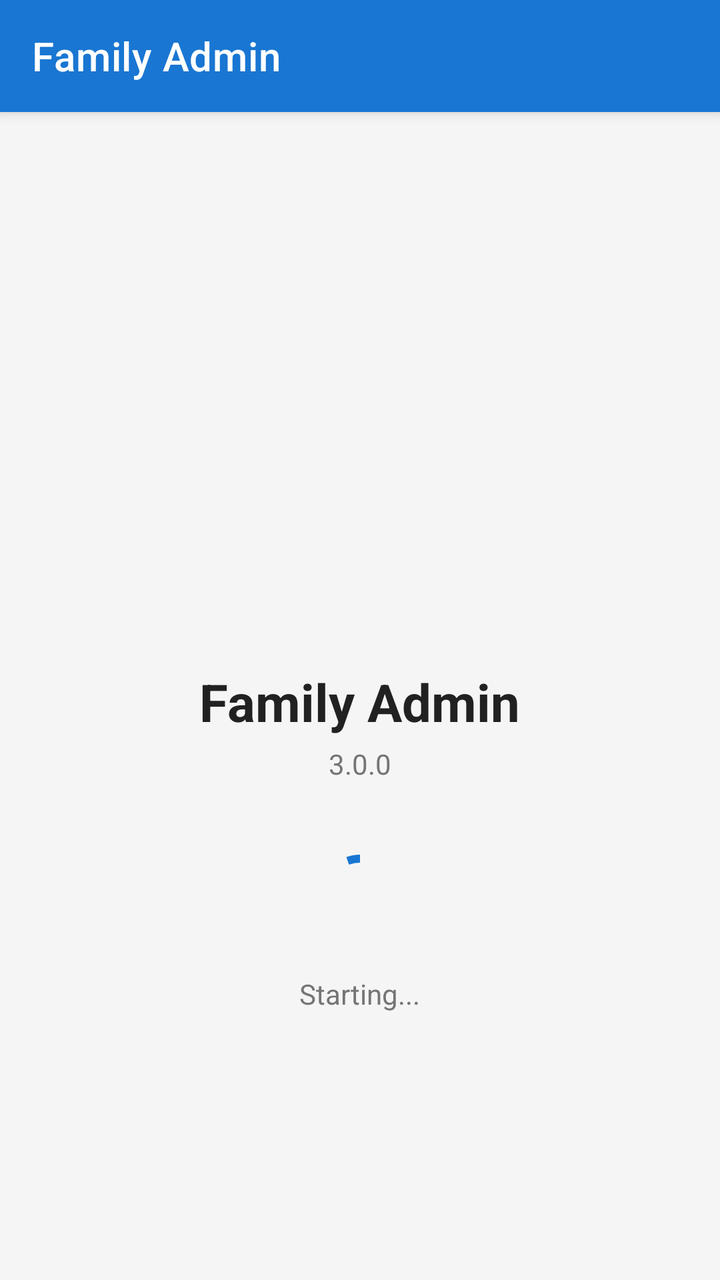
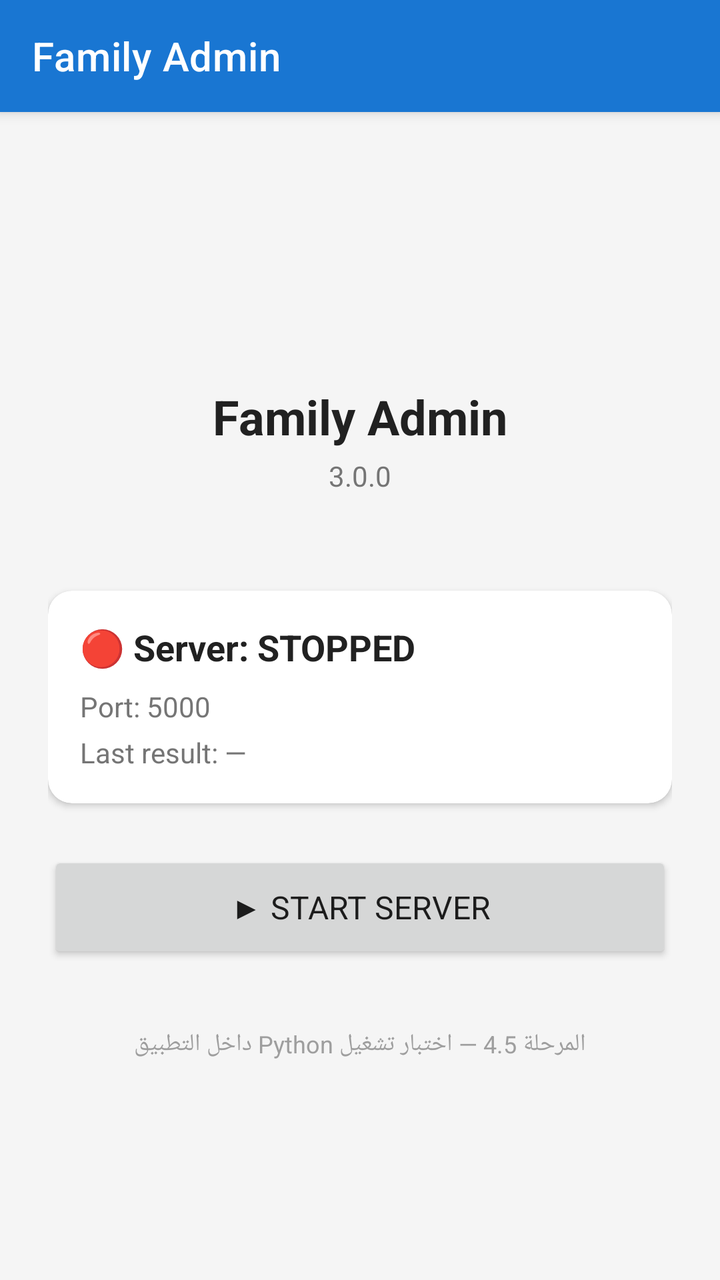

The first picture is an Android layout as it rendered before a commit; the second is the same layout after the commit. The layout source and the unified diff follow.
<!-- AndroidManifest.xml: application theme Theme.FamilyAdmin -->
<!-- res/layout/activity_main.xml -->
<?xml version="1.0" encoding="utf-8"?>
<androidx.coordinatorlayout.widget.CoordinatorLayout
    xmlns:android="http://schemas.android.com/apk/res/android"
    xmlns:app="http://schemas.android.com/apk/res-auto"
    android:layout_width="match_parent"
    android:layout_height="match_parent"
    android:background="@color/background">

    
    <com.google.android.material.appbar.AppBarLayout
        android:layout_width="match_parent"
        android:layout_height="wrap_content"
        android:theme="@style/ThemeOverlay.AppCompat.Dark.ActionBar">

        <com.google.android.material.appbar.MaterialToolbar
            android:id="@+id/toolbar"
            android:layout_width="match_parent"
            android:layout_height="?attr/actionBarSize"
            android:background="@color/primary"
            app:title="@string/app_name"
            app:titleTextColor="@color/white" />

    </com.google.android.material.appbar.AppBarLayout>

    
    <LinearLayout
        android:layout_width="match_parent"
        android:layout_height="match_parent"
        android:orientation="vertical"
        android:gravity="center"
        android:padding="24dp"
        app:layout_behavior="@string/appbar_scrolling_view_behavior">

        <ImageView
            android:layout_width="120dp"
            android:layout_height="120dp"
            android:src="@mipmap/ic_launcher"
            android:contentDescription="@string/app_name" />

        <TextView
            android:layout_width="wrap_content"
            android:layout_height="wrap_content"
            android:layout_marginTop="24dp"
            android:text="@string/app_name"
            android:textColor="@color/text_primary"
            android:textSize="26sp"
            android:textStyle="bold" />

        <TextView
            android:id="@+id/tvVersion"
            android:layout_width="wrap_content"
            android:layout_height="wrap_content"
            android:layout_marginTop="4dp"
            android:text="@string/app_version"
            android:textColor="@color/text_secondary"
            android:textSize="14sp" />

        <com.google.android.material.progressindicator.CircularProgressIndicator
            android:id="@+id/progressBar"
            android:layout_width="wrap_content"
            android:layout_height="wrap_content"
            android:layout_marginTop="32dp"
            android:indeterminate="true"
            app:indicatorColor="@color/primary" />

        <TextView
            android:id="@+id/tvStatus"
            android:layout_width="wrap_content"
            android:layout_height="wrap_content"
            android:layout_marginTop="16dp"
            android:text="@string/server_starting"
            android:textColor="@color/text_secondary"
            android:textSize="14sp" />

    </LinearLayout>

</androidx.coordinatorlayout.widget.CoordinatorLayout>
<!-- resources referenced by this layout -->
<resources>
  <color name="background">#F5F5F5</color>
  <color name="primary">#1976D2</color>
  <color name="text_primary">#212121</color>
  <color name="text_secondary">#757575</color>
  <color name="white">#FFFFFF</color>
  <string name="app_name">Family Admin</string>
  <string name="app_version">3.0.0</string>
  <string name="server_starting">Starting...</string>
  <style name="Theme.FamilyAdmin" parent="Theme.MaterialComponents.DayNight.NoActionBar">
          
          <item name="colorPrimary">@color/primary</item>
          <item name="colorPrimaryVariant">@color/primary_variant</item>
          <item name="colorOnPrimary">@color/white</item>
  
          
          <item name="colorSecondary">@color/secondary</item>
          <item name="colorSecondaryVariant">@color/secondary_variant</item>
          <item name="colorOnSecondary">@color/white</item>
  
          
          <item name="colorTertiary">@color/tertiary</item>
          <item name="colorOnTertiary">@color/white</item>
  
          
          <item name="colorError">@color/status_error</item>
          <item name="colorOnError">@color/white</item>
  
          
          <item name="android:colorBackground">@color/background</item>
          <item name="colorOnBackground">@color/text_primary</item>
          <item name="colorSurface">@color/surface</item>
          <item name="colorOnSurface">@color/text_primary</item>
  
          
          <item name="android:statusBarColor">@color/primary_dark</item>
          <item name="android:windowLightStatusBar" tools:targetApi="m">false</item>
          <item name="android:navigationBarColor">@color/surface</item>
  
          
          <item name="android:windowBackground">@color/background</item>
          <item name="android:windowNoTitle">true</item>
          <item name="android:windowActionBar">false</item>
  
          
          <item name="android:fontFamily">sans-serif</item>
          <item name="fontFamily">sans-serif</item>
  
          
          <item name="materialAlertDialogTheme">@style/ThemeOverlay.FamilyAdmin.MaterialAlertDialog</item>
          <item name="bottomSheetDialogTheme">@style/ThemeOverlay.FamilyAdmin.BottomSheetDialog</item>
          <item name="toolbarStyle">@style/Widget.FamilyAdmin.Toolbar</item>
          <item name="materialButtonStyle">@style/Widget.FamilyAdmin.Button</item>
          <item name="textInputStyle">@style/Widget.FamilyAdmin.TextInputLayout</item>
      </style>
  <color name="primary_variant">#1565C0</color>
  <color name="secondary">#26A69A</color>
  <color name="secondary_variant">#00897B</color>
  <color name="tertiary">#7E57C2</color>
  <color name="status_error">#F44336</color>
  <color name="surface">#FFFFFF</color>
  <color name="primary_dark">#0D47A1</color>
  <style name="ThemeOverlay.FamilyAdmin.MaterialAlertDialog" parent="ThemeOverlay.MaterialComponents.MaterialAlertDialog">
          <item name="colorPrimary">@color/primary</item>
      </style>
  <style name="ThemeOverlay.FamilyAdmin.BottomSheetDialog" parent="ThemeOverlay.MaterialComponents.BottomSheetDialog">
          <item name="colorPrimary">@color/primary</item>
      </style>
  <style name="Widget.FamilyAdmin.Toolbar" parent="Widget.MaterialComponents.Toolbar.Primary">
          <item name="android:background">@color/primary</item>
          <item name="titleTextColor">@color/white</item>
          <item name="subtitleTextColor">@color/white_50</item>
      </style>
  <style name="Widget.FamilyAdmin.Button" parent="Widget.MaterialComponents.Button">
          <item name="android:textAllCaps">false</item>
          <item name="android:textSize">15sp</item>
          <item name="android:minHeight">48dp</item>
          <item name="cornerRadius">12dp</item>
      </style>
  <style name="Widget.FamilyAdmin.TextInputLayout" parent="Widget.MaterialComponents.TextInputLayout.OutlinedBox">
          <item name="boxStrokeColor">@color/primary</item>
          <item name="hintTextColor">@color/text_secondary</item>
      </style>
  <color name="white_50">#80FFFFFF</color>
</resources>

<!-- the commit's change to res/layout/activity_main.xml (unified diff, before → after) -->
@@ -6,11 +6,9 @@
     android:layout_height="match_parent"
     android:background="@color/background">
 
-    
     <com.google.android.material.appbar.AppBarLayout
         android:layout_width="match_parent"
-        android:layout_height="wrap_content"
-        android:theme="@style/ThemeOverlay.AppCompat.Dark.ActionBar">
+        android:layout_height="wrap_content">
 
         <com.google.android.material.appbar.MaterialToolbar
             android:id="@+id/toolbar"
@@ -22,56 +20,133 @@
 
     </com.google.android.material.appbar.AppBarLayout>
 
-    
-    <LinearLayout
+    <ScrollView
         android:layout_width="match_parent"
         android:layout_height="match_parent"
-        android:orientation="vertical"
-        android:gravity="center"
-        android:padding="24dp"
+        android:fillViewport="true"
         app:layout_behavior="@string/appbar_scrolling_view_behavior">
 
-        <ImageView
-            android:layout_width="120dp"
-            android:layout_height="120dp"
-            android:src="@mipmap/ic_launcher"
-            android:contentDescription="@string/app_name" />
+        <LinearLayout
+            android:layout_width="match_parent"
+            android:layout_height="wrap_content"
+            android:orientation="vertical"
+            android:gravity="center_horizontal"
+            android:padding="24dp">
 
-        <TextView
-            android:layout_width="wrap_content"
-            android:layout_height="wrap_content"
-            android:layout_marginTop="24dp"
-            android:text="@string/app_name"
-            android:textColor="@color/text_primary"
-            android:textSize="26sp"
-            android:textStyle="bold" />
+            
+            <ImageView
+                android:layout_width="100dp"
+                android:layout_height="100dp"
+                android:src="@mipmap/ic_launcher"
+                android:contentDescription="@string/app_name" />
 
-        <TextView
-            android:id="@+id/tvVersion"
-            android:layout_width="wrap_content"
-            android:layout_height="wrap_content"
-            android:layout_marginTop="4dp"
-            android:text="@string/app_version"
-            android:textColor="@color/text_secondary"
-            android:textSize="14sp" />
+            <TextView
+                android:layout_width="wrap_content"
+                android:layout_height="wrap_content"
+                android:layout_marginTop="12dp"
+                android:text="@string/app_name"
+                android:textColor="@color/text_primary"
+                android:textSize="24sp"
+                android:textStyle="bold" />
 
-        <com.google.android.material.progressindicator.CircularProgressIndicator
-            android:id="@+id/progressBar"
-            android:layout_width="wrap_content"
-            android:layout_height="wrap_content"
-            android:layout_marginTop="32dp"
-            android:indeterminate="true"
-            app:indicatorColor="@color/primary" />
+            <TextView
+                android:layout_width="wrap_content"
+                android:layout_height="wrap_content"
+                android:layout_marginTop="4dp"
+                android:text="@string/app_version"
+                android:textColor="@color/text_secondary"
+                android:textSize="14sp" />
 
-        <TextView
-            android:id="@+id/tvStatus"
-            android:layout_width="wrap_content"
-            android:layout_height="wrap_content"
-            android:layout_marginTop="16dp"
-            android:text="@string/server_starting"
-            android:textColor="@color/text_secondary"
-            android:textSize="14sp" />
+            
+            <View
+                android:layout_width="match_parent"
+                android:layout_height="32dp" />
 
-    </LinearLayout>
+            
+            <com.google.android.material.progressindicator.CircularProgressIndicator
+                android:id="@+id/progressBar"
+                android:layout_width="wrap_content"
+                android:layout_height="wrap_content"
+                android:indeterminate="true"
+                android:visibility="gone"
+                app:indicatorColor="@color/primary" />
+
+            
+            <com.google.android.material.card.MaterialCardView
+                android:layout_width="match_parent"
+                android:layout_height="wrap_content"
+                android:layout_marginTop="16dp"
+                app:cardCornerRadius="12dp"
+                app:cardElevation="2dp"
+                app:contentPadding="16dp">
+
+                <LinearLayout
+                    android:layout_width="match_parent"
+                    android:layout_height="wrap_content"
+                    android:orientation="vertical">
+
+                    <TextView
+                        android:id="@+id/tvStatus"
+                        android:layout_width="wrap_content"
+                        android:layout_height="wrap_content"
+                        android:text="🔴 Server: STOPPED"
+                        android:textColor="@color/text_primary"
+                        android:textSize="18sp"
+                        android:textStyle="bold" />
+
+                    <TextView
+                        android:id="@+id/tvPort"
+                        android:layout_width="wrap_content"
+                        android:layout_height="wrap_content"
+                        android:layout_marginTop="8dp"
+                        android:text="Port: 5000"
+                        android:textColor="@color/text_secondary"
+                        android:textSize="14sp" />
+
+                    <TextView
+                        android:id="@+id/tvResult"
+                        android:layout_width="wrap_content"
+                        android:layout_height="wrap_content"
+                        android:layout_marginTop="4dp"
+                        android:text="Last result: —"
+                        android:textColor="@color/text_secondary"
+                        android:textSize="14sp" />
+
+                    <TextView
+                        android:id="@+id/tvError"
+                        android:layout_width="wrap_content"
+                        android:layout_height="wrap_content"
+                        android:layout_marginTop="8dp"
+                        android:text=""
+                        android:textColor="@color/status_error"
+                        android:textSize="13sp"
+                        android:visibility="gone" />
+
+                </LinearLayout>
+
+            </com.google.android.material.card.MaterialCardView>
+
+            
+            <Button
+                android:id="@+id/btnToggle"
+                android:layout_width="match_parent"
+                android:layout_height="56dp"
+                android:layout_marginTop="24dp"
+                android:text="▶ Start Server"
+                android:textSize="16sp" />
+
+            
+            <TextView
+                android:layout_width="match_parent"
+                android:layout_height="wrap_content"
+                android:layout_marginTop="32dp"
+                android:text="المرحلة 4.5 — اختبار تشغيل Python داخل التطبيق"
+                android:textColor="@color/text_tertiary"
+                android:textSize="12sp"
+                android:gravity="center" />
+
+        </LinearLayout>
+
+    </ScrollView>
 
 </androidx.coordinatorlayout.widget.CoordinatorLayout>
<!-- resource entries referenced after the edit -->
@@ -2,12 +2,13 @@
 <resources>
   <color name="background">#F5F5F5</color>
   <color name="primary">#1976D2</color>
+  <color name="status_error">#F44336</color>
   <color name="text_primary">#212121</color>
   <color name="text_secondary">#757575</color>
+  <color name="text_tertiary">#9E9E9E</color>
   <color name="white">#FFFFFF</color>
   <string name="app_name">Family Admin</string>
   <string name="app_version">3.0.0</string>
-  <string name="server_starting">Starting...</string>
   <style name="Theme.FamilyAdmin" parent="Theme.MaterialComponents.DayNight.NoActionBar">
           
           <item name="colorPrimary">@color/primary</item>
@@ -58,7 +59,6 @@
   <color name="secondary">#26A69A</color>
   <color name="secondary_variant">#00897B</color>
   <color name="tertiary">#7E57C2</color>
-  <color name="status_error">#F44336</color>
   <color name="surface">#FFFFFF</color>
   <color name="primary_dark">#0D47A1</color>
   <style name="ThemeOverlay.FamilyAdmin.MaterialAlertDialog" parent="ThemeOverlay.MaterialComponents.MaterialAlertDialog">
